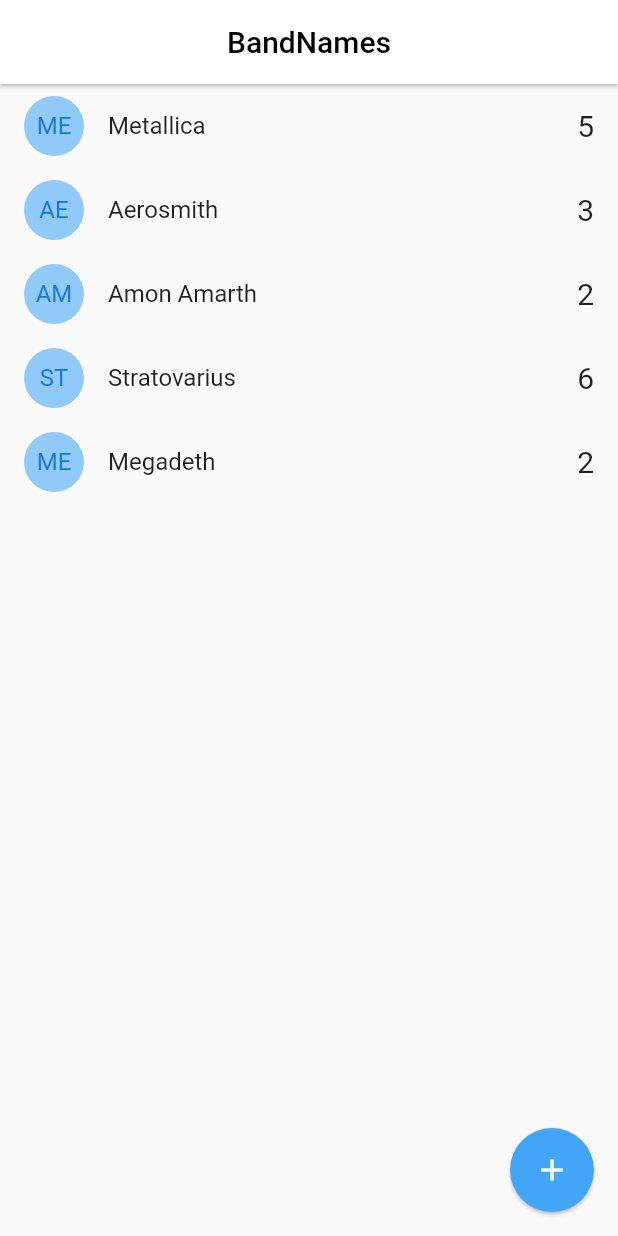
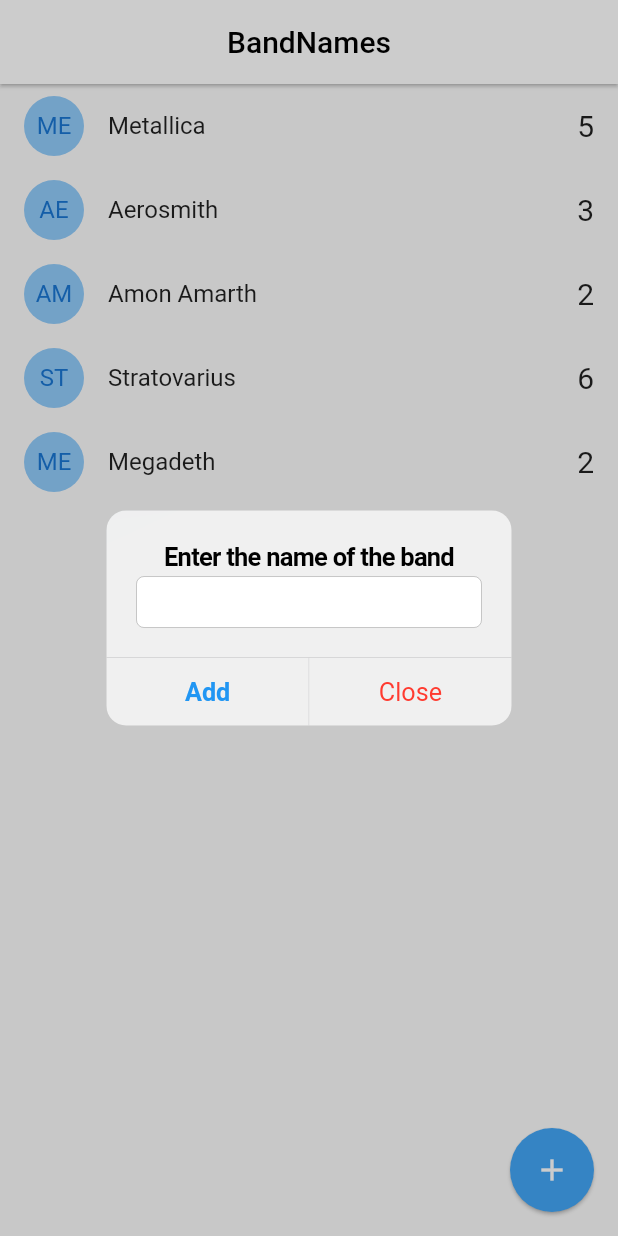
Before and after one commit to ddienu/BandNamesApp, a Flutter app: the screen it shows after launch, after a tap on the "add" icon, on a phone screen of 412 x 824 dp. Run offline on Flutter 3.47's test engine with Material 2 defaults, Android fonts, the phone set to English and light mode, and no system bars.

Commit message:
Update: home page.
Update home page adding two methods, one method is called addNewBand and the other one is called addNewBandToList, the first one will return depends on the platform a show dialog in windows or android and a cupertino dialog in iOs, this is made because in iOs there is no way to close the alert dialog when the screen is pressed, as the show dialog and the cupertino dialog has almost the same logic with the exception in the actions that in cupertino has two dialog actions, also in the method addNewBand adding a parameter called textController that is initialized as a Text Editing Controller, this textController is to extract the text in the textField, the second method addNewBandToList will have a parameter of type String called name, if the length of the name is greater than 1, it will add the name (band's name) to the list bands and execute the setState to show the new band into the screen, after that will execute the navigator.pop to close the alert dialog.

```diff
--- a/lib/src/pages/home_page.dart
+++ b/lib/src/pages/home_page.dart
@@ -1,3 +1,6 @@
+import 'dart:io';
+
+import 'package:flutter/cupertino.dart';
 import 'package:flutter/material.dart';
 
 import 'package:band_names_app/src/models/band.dart';
@@ -46,7 +49,7 @@ class _HomePageState extends State<HomePage> {
         itemBuilder: (BuildContext context, int index) => _bandTile(bands[index])
       ),
       floatingActionButton: FloatingActionButton(
-        onPressed: (){},
+        onPressed: addNewBand,
         child: Icon( Icons.add ),
         elevation: 1,
         backgroundColor: Colors.blue[400],
@@ -67,4 +70,66 @@ class _HomePageState extends State<HomePage> {
       },
     );
   }
+
+  addNewBand(){
+
+  final textController = TextEditingController();
+
+  if ( Platform.isWindows ){
+
+    return showDialog(
+      context: context,
+      builder: (context) => AlertDialog(
+        title: Text('Enter the name of the band'),
+        content: TextField(
+          controller: textController,
+        ),
+        actions: [
+          MaterialButton(
+            onPressed: () => addNewBandToList( textController.text ),
+            child: Text('Add'),
+            textColor: Colors.blue,
+            )
+        ],
+      )
+      );
+  }
+
+    return showCupertinoDialog(
+      context: context,
+      builder: ( context ) => CupertinoAlertDialog(
+        title: Text('Enter the name of the band'),
+        content: CupertinoTextField(
+          controller: textController,
+        ),
+        actions: [
+          CupertinoDialogAction(
+            isDefaultAction: true,
+            child: Text('Add'),
+            onPressed: () => addNewBandToList( textController.text ),
+            ),
+          CupertinoDialogAction(
+            isDestructiveAction: true,
+            child: Text('Close'),
+            onPressed: () => Navigator.pop(context),
+            ),
+        ],
+      )
+    );
 }
+
+
+  void addNewBandToList ( String name ){
+
+    print( name );
+    print( DateTime.now() );
+
+    if ( name.length > 1 ){
+      bands.add( Band(id: DateTime.now().toString(), name: name, votes: 2));
+      setState(() {});
+    }
+
+      Navigator.pop(context);
+
+  }
+}
```
